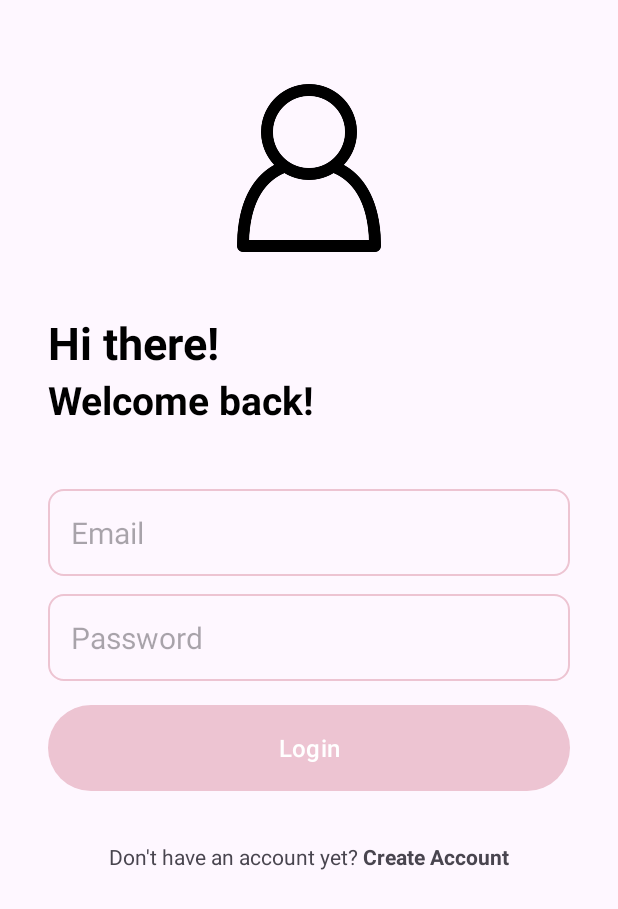
After one commit to veselinkaramfilov/TakeOverControl, an Android app: the LoginActivity screen opened directly, with no data from a screen before it, on a phone screen of 412 x 824 dp. The commit adds this screen. Shown: the top 909 px of the screen. Run offline under Robolectric (Android 15) with nearby library versions, the phone set to English and light mode, and no system bars; our stand-ins replace Firebase (no records; nobody signed in at launch, a user with empty details on screens opened directly).

Commit message:
login activity

```diff
--- a/app/src/main/AndroidManifest.xml
+++ b/app/src/main/AndroidManifest.xml
@@ -12,6 +12,9 @@
         android:supportsRtl="true"
         android:theme="@style/Theme.TakeOverControl"
         tools:targetApi="31">
+        <activity
+            android:name=".LoginActivity"
+            android:exported="false" />
         <activity
             android:name=".RegistrationActivity"
             android:exported="false" />
--- /dev/null
+++ b/app/src/main/java/com/example/takeovercontrol/LoginActivity.java
@@ -0,0 +1,106 @@
+package com.example.takeovercontrol;
+
+import androidx.annotation.NonNull;
+import androidx.appcompat.app.AppCompatActivity;
+
+import android.content.Intent;
+import android.os.Bundle;
+import android.util.Log;
+import android.util.Patterns;
+import android.view.View;
+import android.widget.Button;
+import android.widget.EditText;
+import android.widget.ProgressBar;
+import android.widget.TextView;
+
+import com.google.android.gms.tasks.OnCompleteListener;
+import com.google.android.gms.tasks.Task;
+import com.google.firebase.auth.AuthResult;
+import com.google.firebase.auth.FirebaseAuth;
+
+public class LoginActivity extends AppCompatActivity {
+
+    EditText emailEditText, passwordEditText;
+    Button loginBtn;
+    ProgressBar progressBar;
+    TextView createAccountBtnTextView;
+    @Override
+    protected void onCreate(Bundle savedInstanceState) {
+        super.onCreate(savedInstanceState);
+        setContentView(R.layout.activity_login);
+
+        emailEditText = findViewById(R.id.email_text);
+        passwordEditText = findViewById(R.id.password_text);
+        loginBtn = findViewById(R.id.login_button);
+        progressBar = findViewById(R.id.progress_bar);
+        createAccountBtnTextView = findViewById(R.id.create_account_txt_button);
+
+        loginBtn.setOnClickListener((v)-> loginUser()) ;
+        createAccountBtnTextView.setOnClickListener((v)-> startActivity(new Intent(LoginActivity.this, RegistrationActivity.class)));
+
+    }
+
+    void loginUser() {
+        String email = emailEditText.getText().toString();
+        String password = passwordEditText.getText().toString();
+
+        boolean isValidated = validateData(email, password);
+        if(!isValidated){
+            return;
+        }
+
+        loginAccountFirabase(email, password);
+
+    }
+
+    void loginAccountFirabase(String email, String password) {
+        FirebaseAuth firebaseAuth = FirebaseAuth.getInstance();
+        changeInProgress(true);
+        firebaseAuth.signInWithEmailAndPassword(email, password).addOnCompleteListener(new OnCompleteListener<AuthResult>() {
+            @Override
+            public void onComplete(@NonNull Task<AuthResult> task) {
+                changeInProgress(false);
+                if(task.isSuccessful()) {
+                    if(firebaseAuth.getCurrentUser().isEmailVerified()) {
+                        startActivity(new Intent(LoginActivity.this, MainActivity.class));
+                        finish();
+
+                    }
+                    else {
+                        Utility.showToast(LoginActivity.this, "Email not verified, please verify the email!" );
+                    }
+
+                }
+                else {
+                    Utility.showToast(LoginActivity.this, task.getException().getLocalizedMessage());
+
+
+                }
+
+            }
+        });
+    }
+
+    void changeInProgress(boolean inProgress){
+        if(inProgress){
+            progressBar.setVisibility(View.VISIBLE);
+            loginBtn.setVisibility(View.GONE);
+        }
+        else {
+            progressBar.setVisibility(View.GONE);
+            loginBtn.setVisibility(View.VISIBLE);
+        }
+    }
+    boolean validateData(String email, String password){
+
+        if(!Patterns.EMAIL_ADDRESS.matcher(email).matches()){
+            emailEditText.setError("Invalid Email!");
+            return false;
+        }
+        if(password.length()<6){
+            passwordEditText.setError("Invalid Password!");
+            return false;
+        }
+        return true;
+    }
+}
--- a/app/src/main/java/com/example/takeovercontrol/RegistrationActivity.java
+++ b/app/src/main/java/com/example/takeovercontrol/RegistrationActivity.java
@@ -38,7 +38,6 @@ public class RegistrationActivity extends AppCompatActivity {
         createAccountBtn = findViewById(R.id.create_account_button);
         progressBar = findViewById(R.id.progress_bar);
         loginBtnTextView = findViewById(R.id.login_txt_button);
-
         createAccountBtn.setOnClickListener(v-> createAccount());
         loginBtnTextView.setOnClickListener(v-> finish());
     }
@@ -65,13 +64,13 @@ public class RegistrationActivity extends AppCompatActivity {
             public void onComplete(@NonNull Task<AuthResult> task) {
                 changeInProgress(false);
                 if(task.isSuccessful()){
-                    Toast.makeText(RegistrationActivity.this, "Account has been successfully created!, Please check the email to verify", Toast.LENGTH_SHORT).show();
+                    Utility.showToast(RegistrationActivity.this, "Account has been successfully created!, Please check the email to verify");
                     firebaseAuth.getCurrentUser().sendEmailVerification();
                     firebaseAuth.signOut();
                     finish();
                 }
                 else {
-                    Toast.makeText(RegistrationActivity.this, task.getException().getLocalizedMessage(), Toast.LENGTH_SHORT).show();
+                    Utility.showToast(RegistrationActivity.this, task.getException().getLocalizedMessage());
                 }
 
             }
--- /dev/null
+++ b/app/src/main/res/layout/activity_login.xml
@@ -0,0 +1,114 @@
+<?xml version="1.0" encoding="utf-8"?>
+<RelativeLayout xmlns:android="http://schemas.android.com/apk/res/android"
+    xmlns:app="http://schemas.android.com/apk/res-auto"
+    xmlns:tools="http://schemas.android.com/tools"
+    android:layout_width="match_parent"
+    android:layout_height="match_parent"
+    android:layout_marginVertical="16dp"
+    android:layout_marginHorizontal="32dp"
+    tools:context=".LoginActivity">
+
+    <ImageView
+        android:id="@+id/login_icon"
+        android:src="@drawable/login"
+        android:layout_width="128dp"
+        android:layout_height="128dp"
+        android:layout_centerHorizontal="true"
+        android:layout_marginVertical="32dp" />
+
+    <LinearLayout
+        android:id="@+id/hi_there"
+        android:layout_width="match_parent"
+        android:layout_height="wrap_content"
+        android:layout_below="@id/login_icon"
+        android:orientation="vertical" >
+
+        <TextView
+            android:layout_width="match_parent"
+            android:layout_height="wrap_content"
+            android:text="Hi there!"
+            android:textColor="@color/black"
+            android:textSize="30sp"
+            android:textStyle="bold" />
+
+        <TextView
+            android:layout_width="wrap_content"
+            android:layout_height="match_parent"
+            android:text="Welcome back!"
+            android:textColor="@color/black"
+            android:textSize="26sp"
+            android:textStyle="bold" />
+
+    </LinearLayout>
+
+    <LinearLayout
+        android:id="@+id/form"
+        android:layout_width="match_parent"
+        android:layout_height="wrap_content"
+        android:layout_below="@id/hi_there"
+        android:layout_marginVertical="30dp"
+        android:orientation="vertical">
+
+        <EditText
+            android:id="@+id/email_text"
+            android:inputType="textEmailAddress"
+            android:layout_width="match_parent"
+            android:layout_height="wrap_content"
+            android:hint="Email"
+            android:textSize="20sp"
+            android:background="@drawable/rounded_corner"
+            android:padding="15dp"
+            android:layout_marginTop="12dp" />
+
+        <EditText
+            android:id="@+id/password_text"
+            android:inputType="textPassword"
+            android:layout_width="match_parent"
+            android:layout_height="wrap_content"
+            android:hint="Password"
+            android:textSize="20sp"
+            android:background="@drawable/rounded_corner"
+            android:padding="15dp"
+            android:layout_marginTop="12dp" />
+
+        <com.google.android.material.button.MaterialButton
+            android:id="@+id/login_button"
+            android:layout_width="match_parent"
+            android:layout_height="65dp"
+            android:text="Login"
+            android:layout_marginTop="12dp"
+            android:textSize="16sp" />
+
+        <ProgressBar
+            android:id="@+id/progress_bar"
+            android:layout_width="24dp"
+            android:layout_height="65dp"
+            android:layout_gravity="center"
+            android:layout_marginTop="12dp"
+            android:visibility="gone" />
+
+    </LinearLayout>
+
+    <LinearLayout
+        android:layout_width="match_parent"
+        android:layout_height="wrap_content"
+        android:layout_below="@id/form"
+        android:orientation="horizontal"
+        android:gravity="center">
+
+        <TextView
+            android:layout_width="wrap_content"
+            android:layout_height="wrap_content"
+            android:text="Don't have an account yet? " />
+
+        <TextView
+            android:id="@+id/create_account_txt_button"
+            android:layout_width="wrap_content"
+            android:layout_height="wrap_content"
+            android:text="Create Account"
+            android:textStyle="bold"/>
+
+
+    </LinearLayout>
+
+</RelativeLayout>
```
Also changed, not shown: app/src/main/java/com/example/takeovercontrol/SplashActivity.java (+10 -1 lines), app/src/main/java/com/example/takeovercontrol/Utility.java (added, +11 -0 lines).
